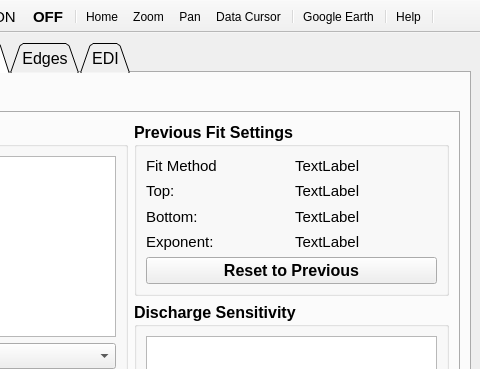
Above: UI/QRev_gui.ui from rowetechinc/QRevPy before the change; both pictures show x 748 to 1228 and y 0 to 369 of the 1228 by 704 pixel window. Below: the same form after it.
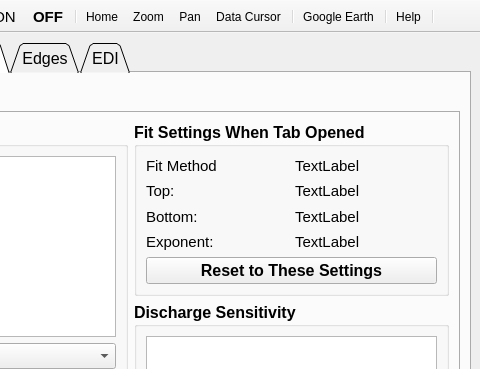
That is the form after the change. The open tabs and pages were chosen to show the change. Icons and pictures are not drawn.

Commit message: DepthData: 1) fixed issue with turning filter off, 2) fixed TRDI filter QRev: 1) fixed issue with having no checked transects, 2) fixed issue with signals from Moving-Bed Test table, 3) added message to moving-bed test table when a non-selected test is clicked to use. QRev_gui: 1) changed wording of reset previous in extrap tab

What changed in the file:
```diff
--- a/UI/QRev_gui.ui
+++ b/UI/QRev_gui.ui
@@ -5157,7 +5157,7 @@
                  </font>
                 </property>
                 <property name="title">
-                 <string>Previous Fit Settings</string>
+                 <string>Fit Settings When Tab Opened</string>
                 </property>
                 <layout class="QVBoxLayout" name="verticalLayout_61">
                  <item>
@@ -5279,7 +5279,7 @@
                  <item>
                   <widget class="QPushButton" name="pb_extrap_cancel">
                    <property name="text">
-                    <string>Reset to Previous</string>
+                    <string>Reset to These Settings</string>
                    </property>
                   </widget>
                  </item>
```
The commit also changes 3 other files.
